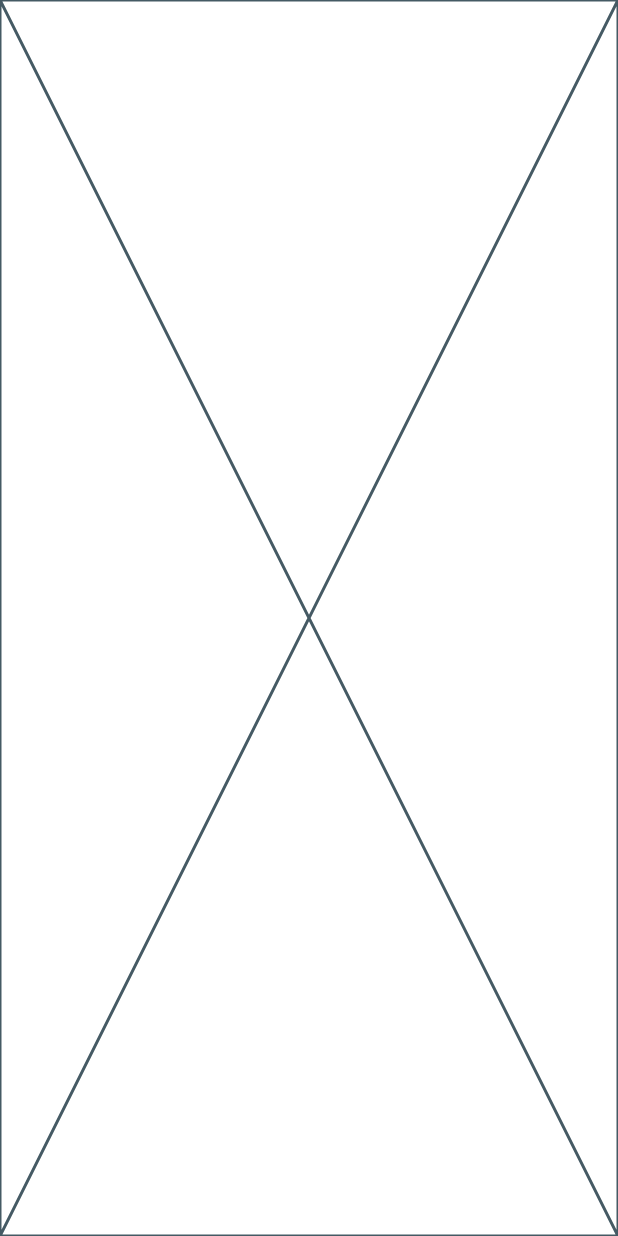
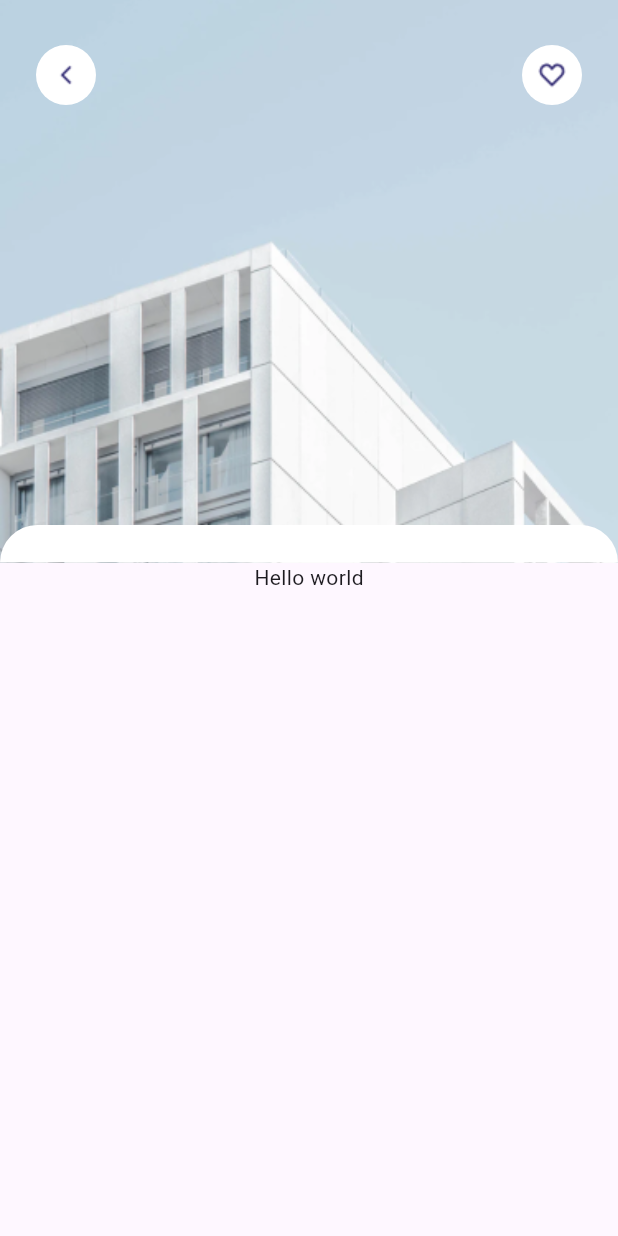
Before and after one commit to jadesnowman/Cozy-BWA, a Flutter app: the HomePage screen opened directly, after a tap on "1/3", on a phone screen of 412 x 824 dp. Run offline on Flutter 3.47's test engine with Material 3 defaults, Android fonts, the phone set to English and light mode, and no system bars; our stand-ins replace google_fonts.

Commit message:
Add detail page with image and navigation icons

```diff
--- a/lib/main.dart
+++ b/lib/main.dart
@@ -1,3 +1,4 @@
+import 'package:cozy_marketplace/pages/detail_page.dart';
 import 'package:cozy_marketplace/pages/splash_screen.dart';
 import 'package:flutter/material.dart';
 
@@ -17,7 +18,7 @@ class MyApp extends StatelessWidget {
         colorScheme: ColorScheme.fromSeed(seedColor: Colors.deepPurple),
         useMaterial3: true,
       ),
-      home: const SplashScreen(),
+      home: const DetailPage(),
     );
   }
 }
--- a/lib/pages/detail_page.dart
+++ b/lib/pages/detail_page.dart
@@ -5,6 +5,90 @@ class DetailPage extends StatelessWidget {
 
   @override
   Widget build(BuildContext context) {
-    return const Placeholder();
+    return Scaffold(
+      body: SafeArea(
+        child: Column(
+          children: [
+            Stack(
+              alignment: Alignment.bottomCenter,
+              children: [
+                Stack(
+                  alignment: Alignment.topCenter,
+                  children: [
+                    Container(
+                      height: 375,
+                      width: double.infinity,
+                      color: Colors.amber,
+                      child: Image.asset('assets/images/detail/pic.png',
+                          width: double.infinity,
+                          height: 375,
+                          fit: BoxFit.cover),
+                    ),
+                    Container(
+                      height: 40,
+                      width: double.infinity,
+                      color: Colors.transparent,
+                      margin: EdgeInsets.symmetric(
+                        horizontal: 24,
+                        vertical: 30,
+                      ),
+                      child: Row(
+                        mainAxisAlignment: MainAxisAlignment.spaceBetween,
+                        children: [
+                          Container(
+                            height: 40,
+                            width: 40,
+                            decoration: BoxDecoration(
+                              color: Colors.white,
+                              borderRadius: BorderRadius.circular(100),
+                            ),
+                            child: Center(
+                              child: Image.asset(
+                                'assets/images/navigations/Icon_left_outline.png',
+                                width: 20,
+                                height: 20,
+                              ),
+                            ),
+                          ),
+                          Container(
+                            height: 40,
+                            width: 40,
+                            decoration: BoxDecoration(
+                              color: Colors.white,
+                              borderRadius: BorderRadius.all(
+                                Radius.circular(100),
+                              ),
+                            ),
+                            child: Center(
+                              child: Image.asset(
+                                'assets/images/navigations/Icon_love_outline.png',
+                                width: 20,
+                                height: 20,
+                              ),
+                            ),
+                          ),
+                        ],
+                      ),
+                    ),
+                  ],
+                ),
+                Container(
+                  height: 25,
+                  width: double.infinity,
+                  decoration: BoxDecoration(
+                    color: Colors.white,
+                    borderRadius: const BorderRadius.only(
+                      topLeft: Radius.circular(40),
+                      topRight: Radius.circular(40),
+                    ),
+                  ),
+                ),
+              ],
+            ),
+            Text('Hello world')
+          ],
+        ),
+      ),
+    );
   }
 }
--- a/pubspec.yaml
+++ b/pubspec.yaml
@@ -66,6 +66,7 @@ flutter:
     - assets/images/recommended/
     - assets/images/tips/
     - assets/images/navigations/
+    - assets/images/detail/
 
   # An image asset can refer to one or more resolution-specific "variants", see
   # https://flutter.dev/assets-and-images/#resolution-aware
```
Also changed, not shown: assets/images/detail/pic.png (added).
